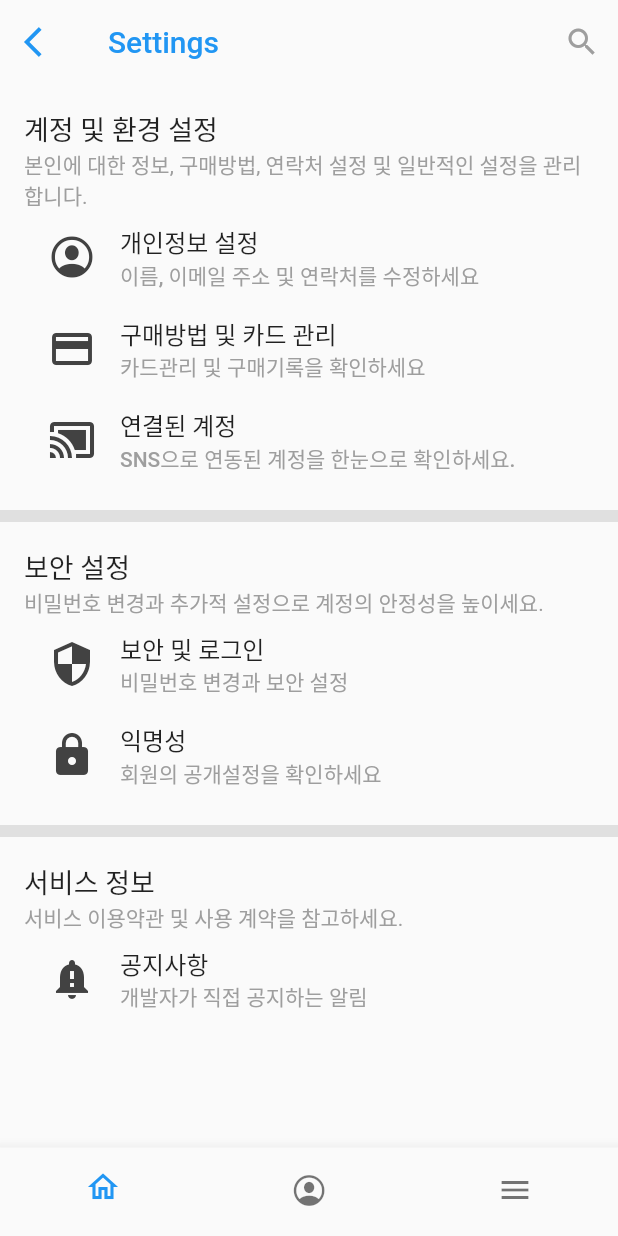
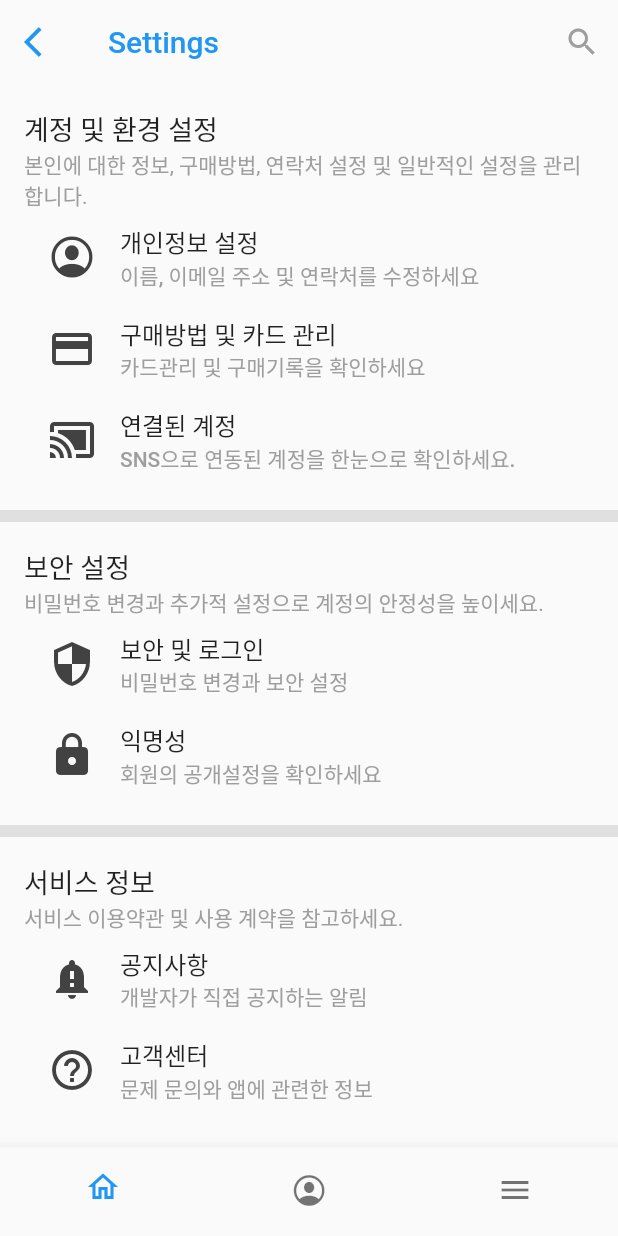
Before and after one commit to steve2972/BibleApp, a Flutter app: the SettingsPage screen opened directly, on a phone screen of 412 x 824 dp. Run offline on Flutter 3.47's test engine with Material 2 defaults, Android fonts, the phone set to English and light mode, and no system bars; our stand-ins replace bloc, equatable, flutter_bloc, flutter_markdown, flutter_speed_dial, outline_material_icons and 3 more; accounts and stored records are empty; network calls fail.

```diff
--- a/lib/UI/Models/Menu/SettingsBar.dart
+++ b/lib/UI/Models/Menu/SettingsBar.dart
@@ -1,4 +1,5 @@
-import 'package:bible_test2/UI/Screens/SettingsPage/SettingsPage.dart';
+import 'package:bible_test2/UI/Screens/MenuPage/HelpAndSupport/AboutAppPage.dart';
+import 'package:bible_test2/UI/Screens/MenuPage/SettingsPage/SettingsPage.dart';
 import 'package:bible_test2/UI/theme.dart';
 import 'package:flutter/material.dart';
 import 'package:flutter/cupertino.dart';
@@ -12,23 +13,21 @@ class SettingsBar extends StatelessWidget {
         children: <Widget>[
           ExpansionTile(
             leading: Icon(Icons.settings),
-            title: Text("Settings & Privacy", style: Styles.titleText,),
+            title: Text("기본설정/보안", style: Styles.titleText,),
             children: <Widget>[
               createSettingsBar(
                 Icon(CupertinoIcons.profile_circled, color: Colors.grey[500],), "환경설정", SettingsPage(), context),
               createSettingsBar(Icon(Icons.timer, color: Colors.orange,), "사용 시간", null, context),
-              createSettingsBar(Icon(Icons.exit_to_app, color: Colors.black,), "로그아웃", null, context),
+              createSettingsBar(Icon(Icons.exit_to_app, color: Colors.blue,), "로그아웃", null, context),
 
             ],
           ),
           ExpansionTile(
             leading: Icon(Icons.help),
-            title: Text("Help & Support", style: Styles.titleText,),
+            title: Text("고객센터/도움말", style: Styles.titleText,),
             children: <Widget>[
-              createSettingsBar(Icon(Icons.chat_bubble, color: Colors.lightBlueAccent,), "도움 메시지", null, context),
-              createSettingsBar(Icon(Icons.inbox, color: Colors.green,), "받은 메일함", null, context),
               createSettingsBar(Icon(Icons.list, color: Colors.red,), "FAQ", null, context),
-              createSettingsBar(Icon(Icons.help_outline, color: Colors.pink,), "앱에 대하여", null, context),
+              createSettingsBar(Icon(Icons.help_outline, color: Colors.green,), "앱에 대하여", AboutAppPage(), context),
               createSettingsBar(Icon(Icons.warning, color: Colors.yellow[800],), "문제 신고", null, context),
 
             ],
--- /dev/null
+++ b/lib/UI/Screens/MenuPage/HelpAndSupport/LicenseMarkdown/LocationLicense.dart
@@ -0,0 +1,94 @@
+import 'package:bible_test2/UI/Widgets/CommonAppBar.dart';
+import 'package:flutter/material.dart';
+import 'package:flutter_markdown/flutter_markdown.dart';
+
+const String _markDownData = '''
+## 복음서원 위치기반서비스 이용약관
+### 제 1 조 (목적)
+본 약관은 주식회사 복음서원(이하 "회사")가 제공하는 위치기반서비스에 대해 회사와 위치기반서비스를 이용하는 개인위치정보주체(이하 "이용자")간의 권리·의무 및 책임사항, 기타 필요한 사항 규정을 목적으로 합니다.
+### 제 2 조 (이용약관의 효력 및 변경)
+① 본 약관은 이용자가 본 약관에 동의하고 회사가 정한 절차에 따라 위치기반서비스의 이용자로 등록됨으로써 효력이 발생합니다.
+② 회사는 법률이나 위치기반서비스의 변경사항을 반영하기 위한 목적 등으로 약관을 수정할 수 있습니다.
+③ 약관이 변경되는 경우 회사는 변경사항을 최소 7일 전에 회사의 홈페이지 등 기타 공지사항 페이지를 통해 게시합니다.
+④ 단, 개정되는 내용이 이용자 권리의 중대한 변경이 발생하는 경우에는 30일 전에 게시하도록 하겠습니다.
+### 제 3 조 (약관 외 준칙)
+이 약관에 명시되지 않은 사항에 대해서는 위치 정보의 보호 및 이용 등에 관한 법률, 전기통신사업법, 정보통신망 이용 촉진및 보호 등에 관한 법률 등 관계법령 및 회사가 정한 지침 등의 규정에 따릅니다.
+### 제 4 조 (서비스의 내용)
+회사는 직접 수집하거나 위치정보사업자로부터 수집한 이용자의 현재 위치 또는 현재 위치가 포함된 지역을 이용하여 아래와 같은 위치기반서비스를 제공합니다.
+① 위치정보를 활용한 정보 검색결과 및 콘텐츠를 제공하거나 추천
+② 생활편의를 위한 위치 공유, 위치/지역에 따른 알림, 경로 안내
+③ 위치기반의 컨텐츠 분류를 위한 콘텐츠 태깅(Geotagging)
+④ 위치기반의 맞춤형 광고
+### 제 5 조 (서비스 이용요금)
+회사가 제공하는 위치기반서비스는 무료입니다.
+단, 무선 서비스 이용 시 발생하는 데이터 통신료는 별도이며, 이용자가 가입한 각 이동통신사의 정책에 따릅니다.
+### 제 6 조 (서비스 이용의 제한·중지)
+① 회사는 위치기반서비스사업자의 정책변경 등과 같이 회사의 제반사정 또는 법률상의 이유로 위치기반서비스를 유지할 수 없는 경우 위치기반서비스의 전부 또는 일부를 제한·변경·중지할 수 있습니다.<
+② 단, 위 항에 의한 위치기반서비스 중단의 경우 회사는 사전에 회사 홈페이지 등 기타 공지사항 페이지를 통해 공지하거나 이용자에게 통지합니다.
+### 제 7 조 (개인위치정보주체의 권리)
+① 이용자는 언제든지 개인위치정보의 수집·이용·제공에 대한 동의 전부 또는 일부를 유보할 수 있습니다.
+② 이용자는 언제든지 개인위치정보의 수집·이용·제공에 대한 동의 전부 또는 일부를 철회할 수 있습니다. 이 경우 회사는 지체 없이 철회된 범위의 개인위치정보 및 위치정보 수집·이용·제공사실 확인자료를 파기합니다.
+③ 이용자는 개인위치정보의 수집·이용·제공의 일시적인 중지를 요구할 수 있으며, 이 경우 회사는 이를 거절할 수 없고 이를 충족하는 기술적 수단을 마련합니다.
+④ 이용자는 회사에 대하여 아래 자료에 대한 열람 또는 고지를 요구할 수 있으며, 해당 자료에 오류가 있는 경우에는 정정을 요구할 수 있습니다. 이 경우 정당한 사유 없이 요구를 거절하지 않습니다.
+1. 이용자에 대한 위치정보 수집·이용·제공사실 확인자료
+2. 이용자의 개인위치정보가 위치정보의 보호 및 이용 등에 관한 법률 또는 다른 법령의 규정에 의하여 제3자에게 제공된 이유 및 내용
+⑤ 이용자는 권리행사를 위해 본 약관 제14조의 연락처를 이용하여 회사에 요청할 수 있습니다.
+### 제 8 조 (개인위치정보의 이용 또는 제공)
+① 회사는 개인위치정보를 이용하여 위치기반서비스를 제공하는 경우 본 약관에 고지하고 동의를 받습니다.
+② 회사는 이용자의 동의 없이 개인위치정보를 제3자에게 제공하지 않으며, 제3자에게 제공하는 경우에는 제공받는 자 및 제공목적을 사전에 이용자에게 고지하고 동의를 받습니다.
+③ 회사는 개인위치정보를 이용자가 지정하는 제3자에게 제공하는 경우 개인위치정보를 수집한 통신단말장치로 매회 이용자에게 제공받는 자, 제공일시 및 제공목적을 즉시 통지합니다.
+④ 단, 아래의 경우 이용자가 미리 특정하여 지정한 통신단말장치 또는 전자우편주소, 온라인게시 등으로 통지합니다.
+1. 개인위치정보를 수집한 당해 통신단말장치가 문자, 음성 또는 영상의 수신기능을 갖추지 아니한 경우
+2. 이용자의 개인위치정보를 수집한 통신단말장치 외의 통신단말장치 또는 전자우편주소, 온라인게시 등으로 통보할 것을 미리 요청한 경우
+⑤ 회사는 위치정보의 보호 및 이용 등에 관한 법률 제16조 제2항에 근거하여 개인위치정보 수집·이용·제공사실 확인자료를 자동으로 기록·보존하며, 해당 자료는 6개월간 보관합니다.
+위치정보 제공 현황 자세히 보기
+### 제 9 조 (법정대리인의 권리)
+회사는 14세 미만의 이용자에 대해서는 개인위치정보를 이용한 위치기반서비스 제공 및 개인위치정보의 제3자 제공에 대한 동의를 이용자 및 이용자의 법정대리인으로부터 동의를 받아야 합니다. 이 경우 법정대리인은 본 약관 제7조에 의한 이용자의 권리를 모두 가집니다.
+### 제 10 조 (8세 이하의 아동 동의 보호의무자의 권리)
+① 회사는 아래의 경우에 해당하는 자(이하 “8세 이하의 아동 등”)의 위치정보의 보호 및 이용 등에 관한 법률 제26조2항에 해당하는 자(이하 “보호의무자”)가 8세 이하의 아동 등의 생명 또는 신체보호를 위하여 개인위치정보의 이용 또는 제공에 동의하는 경우에는 본인의 동의가 있는 것으로 봅니다.
+1. 8세 이하의 아동
+2. 피성년후견인
+3. 장애인복지법 제2조제2항제2호에 따른 정신적 장애를 가진 사람으로서 장애인고용촉진 및 직업재활법 제2조제2호에 따른 중증장애인에 해당하는 사람(장애인복지법 제32조에 따라 장애인 등록을 한 사람만 해당한다)
+② 8세 이하의 아동 등의 생명 또는 신체의 보호를 위하여 개인위치정보의 이용 또는 제공에 동의를 하고자 하는 보호의무자는 서면동의서에 보호의무자임을 증명하는 서면을 첨부하여 회사에 제출하여야 합니다.
+③ 보호의무자는 8세 이하의 아동 등의 개인위치정보 이용 또는 제공에 동의하는 경우 본 약관 제7조에 의한 이용자의 권리를 모두 가집니다.
+### 제 11 조 (손해배상)
+회사의 위치정보의 보호 및 이용 등에 관한 법률 제15조 및 26조의 규정을 위반한 행위로 인해 손해를 입은 경우 이용자는 회사에 손해배상을 청구할 수 있습니다. 회사는 고의, 과실이 없음을 입증하지 못하는 경우 책임을 면할 수 없습니다.
+### 제 12 조 (면책)
+① 회사는 다음 각 호의 경우로 위치기반서비스를 제공할 수 없는 경우 이로 인하여 이용자에게 발생한 손해에 대해서는 책임을 부담하지 않습니다.
+1. 천재지변 또는 이에 준하는 불가항력의 상태가 있는 경우
+2. 위치기반서비스 제공을 위하여 회사와 서비스 제휴계약을 체결한 제3자의 고의적인 서비스 방해가 있는 경우
+3. 이용자의 귀책사유로 위치기반서비스 이용에 장애가 있는 경우
+4. 제1호 내지 제3호를 제외한 기타 회사의 고의·과실이 없는 사유로 인한 경우
+② 회사는 위치기반서비스 및 위치기반서비스에 게재된 정보, 자료, 사실의 신뢰도, 정확성 등에 대해서는 보증을 하지 않으며 이로 인해 발생한 이용자의 손해에 대하여는 책임을 부담하지 아니합니다.
+### 제 13 조 (분쟁의 조정 및 기타)
+① 회사는 위치정보와 관련된 분쟁의 해결을 위해 이용자와 성실히 협의합니다.
+② 전항의 협의에서 분쟁이 해결되지 않은 경우, 회사와 이용자는 위치정보의 보호 및 이용 등에 관한 법률 제28조의 규정에 의해 방송통신위원회에 재정을 신청하거나, 개인정보보호법 제43조의 규정에 의해 개인정보 분쟁조정위원회에 조정을 신청할 수 있습니다.
+### 제 14 조 (회사의 주소 및 연락처)
+회사의 상호, 주소 및 연락처는 아래와 같습니다.
+상호 : (주)한국복음서원
+대표개발자 : 송재헌
+주소 : [추후 한국복음서원 주소란]
+대표전화 :
+
+### 부칙
+**제 1 조 (시행일)**
+본 약관은 2020년 1월 4일부터 시행됩니다.
+**제 2 조 (위치정보관리책임자 정보)**
+회사는 개인위치정보를 적절히 관리·보호하고, 이용자의 불만을 원활히 처리할 수 있도록 실질적인 책임을 질 수 있는 지위에 있는 자를 위치정보관리책임자로 지정해 운영하고 있으며, 위치정보관리책임자는 위치기반서비스를 제공하는 부서의 부서장으로서 성명과 연락처는 아래와 같습니다.
+성명 :
+대표전화 :
+
+
+''';
+
+class LocationLicense extends StatelessWidget {
+  @override
+  Widget build(BuildContext context) {
+    return Scaffold(
+      appBar: commonAppBar(context, "오픈소스 라이선스"),
+      body: Markdown(
+        data: _markDownData,
+      ),
+    );
+  }
+}
--- a/lib/UI/Screens/SettingsPage/SettingsPage.dart
+++ b/lib/UI/Screens/MenuPage/SettingsPage/SettingsPage.dart
@@ -1,8 +1,10 @@
 import 'package:bible_test2/UI/Models/Navigation/BottomNavigationBar.dart';
+import 'package:bible_test2/UI/Screens/MenuPage/HelpAndSupport/AboutAppPage.dart';
 import 'package:bible_test2/UI/Widgets/filler.dart';
 import 'package:flutter/cupertino.dart';
 import 'package:flutter/material.dart';
 import 'package:bible_test2/UI/Models/Menu/SettingsPage/SettingsPageAppBar.dart';
+import 'package:outline_material_icons/outline_material_icons.dart';
 
 class SettingsPage extends StatelessWidget {
 
@@ -14,9 +16,9 @@ class SettingsPage extends StatelessWidget {
         slivers: <Widget>[
           SettingsPageAppBar(),
           accountSettings(context),
-          Filler(),
+          SliverToBoxAdapter(child: Filler(),),
           securitySettings(context),
-          Filler(),
+          SliverToBoxAdapter(child: Filler(),),
           serviceInformation(context)
 
         ],
@@ -74,6 +76,7 @@ class SettingsPage extends StatelessWidget {
           children: <Widget>[
             _buildTitle("서비스 정보", "서비스 이용약관 및 사용 계약을 참고하세요."),
             _buildButton(context, Icons.notification_important, "공지사항", "개발자가 직접 공지하는 알림", null),
+            _buildButton(context, Icons.help_outline, "고객센터", "문제 문의와 앱에 관련한 정보", AboutAppPage()),
           ],
         ),
       ),
--- a/lib/UI/Screens/ReaderPage/BooksListPage.dart
+++ b/lib/UI/Screens/ReaderPage/BooksListPage.dart
@@ -1,12 +1,10 @@
 import 'package:bible_test2/UI/Models/Reader/Books/BookList.dart';
-import 'package:bible_test2/UI/Models/Reader/Books/BooksAppBar.dart';
 import 'package:flutter/material.dart';
 
 class BookListPage extends StatelessWidget {
   @override
   Widget build(BuildContext context) {
     return Scaffold(
-      appBar: booksAppBar(context),
       body: BookList(),
     );
   }
--- a/lib/UI/Screens/ReaderPage/HymnalEntryPage.dart
+++ b/lib/UI/Screens/ReaderPage/HymnalEntryPage.dart
@@ -144,7 +144,7 @@ class HymnalEntryPageState extends State<HymnalEntryPage> {
   Widget _buildHeaderWidget(BuildContext context) {
     return ListTile(
       leading: Icon(Icons.music_note, color: Styles.LightAppBarColor,),
-      title: Center(child: Text("$title", style: TextStyle(fontSize: 32),)),
+      title: Center(child: Text("$title", style: TextStyle(fontSize: 36),)),
       trailing: new PopupMenuButton<String>(
           onSelected: (String newValue) {
             setState(() {
--- /dev/null
+++ b/lib/UI/Widgets/CupertinoNavigate.dart
@@ -0,0 +1,6 @@
+import 'package:flutter/material.dart';
+import 'package:flutter/cupertino.dart';
+
+void cupertinoNavigate(BuildContext context, Widget route) {
+  Navigator.push(context, CupertinoPageRoute(builder: (context) => route));
+}
--- a/lib/UI/Widgets/filler.dart
+++ b/lib/UI/Widgets/filler.dart
@@ -3,11 +3,9 @@ import 'package:flutter/material.dart';
 class Filler extends StatelessWidget{
   @override
   Widget build(BuildContext context) {
-    return SliverToBoxAdapter(
-      child: Container(
+    return Container(
         height: 8,
         color: Colors.grey[300],
-      ),
     );
   }
 }
--- a/pubspec.yaml
+++ b/pubspec.yaml
@@ -25,6 +25,8 @@ dependencies:
   json_annotation: ^3.0.1
   font_awesome_flutter: 8.5.0
   flutter_speed_dial: 1.2.5
+  url_launcher: ^5.4.1
+  flutter_markdown: ^0.3.2
 
 
   flutter:
```
Also changed, not shown: lib/UI/Models/Menu/MenuAppBar.dart (+13 -1 lines), lib/UI/Models/Reader/Books/BookList.dart (+55 -15 lines), lib/UI/Models/Reader/Books/BooksAppBar.dart (deleted, +0 -31 lines), lib/UI/Screens/MenuPage/HelpAndSupport/AboutAppPage.dart (added, +78 -0 lines), lib/UI/Screens/MenuPage/HelpAndSupport/LicenseMarkdown/OpenLicense.dart (added, +96 -0 lines), lib/UI/Screens/SettingsPage/PaymentPage.dart (deleted, +0 -10 lines), lib/UI/Widgets/CommonAppBar.dart (added, +11 -0 lines), lib/UI/Screens/MenuPage/ChurchSchedulePage.dart (added), lib/UI/Screens/MenuPage/FriendsPage.dart (added), lib/UI/Screens/MenuPage/HelpAndSupport/ReportProblemPage.dart (added), lib/UI/Screens/MenuPage/StatisticsPage.dart (added), 1 other file.
